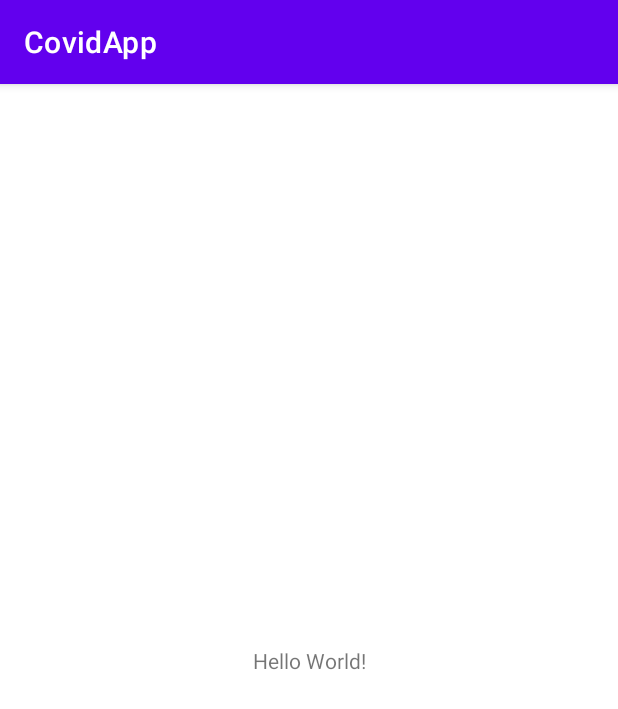
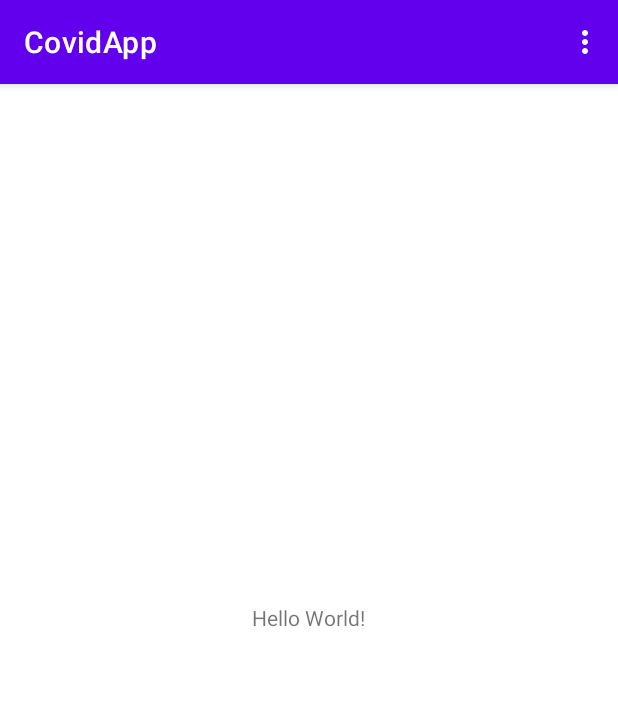
Before and after one commit to GandhiHarsh2003/CovidApp, an Android app: the screen it shows after launch (MainActivity), on a phone screen of 412 x 824 dp. Shown: the top 709 px of the screen. Run offline under Robolectric (Android 15) with nearby library versions, the phone set to English and light mode, and no system bars; our stand-ins replace navigation-ui.

Commit message:
added toolbar

```diff
--- a/app/build.gradle
+++ b/app/build.gradle
@@ -33,7 +33,7 @@ android {
 }
 
 dependencies {
-
+    implementation 'androidx.appcompat:appcompat:1.4.1'
     implementation 'androidx.core:core-ktx:1.7.0'
     implementation 'androidx.appcompat:appcompat:1.6.1'
     implementation 'com.google.android.material:material:1.8.0'
@@ -43,7 +43,7 @@ dependencies {
     testImplementation 'junit:junit:4.13.2'
     androidTestImplementation 'androidx.test.ext:junit:1.1.5'
     androidTestImplementation 'androidx.test.espresso:espresso-core:3.5.1'
+    implementation 'com.github.bumptech.glide:glide:4.12.0'
     implementation "com.squareup.retrofit2:converter-gson:2.9.0"
-    implementation 'com.github.bumptech.glide:glide:4.12.0'
     apply plugin: "androidx.navigation.safeargs.kotlin"
 }
--- a/app/src/main/AndroidManifest.xml
+++ b/app/src/main/AndroidManifest.xml
@@ -21,5 +21,6 @@
             </intent-filter>
         </activity>
     </application>
-
+    <uses-permission android:name="android.permission.INTERNET"/>
+    <uses-permission android:name="android.permission.ACCESS_WIFI_STATE"/>
 </manifest>
--- a/app/src/main/java/edu/quinnipiac/ser210/covidapp/MainActivity.kt
+++ b/app/src/main/java/edu/quinnipiac/ser210/covidapp/MainActivity.kt
@@ -2,10 +2,37 @@ package edu.quinnipiac.ser210.covidapp
 
 import androidx.appcompat.app.AppCompatActivity
 import android.os.Bundle
+import android.view.Menu
+import android.view.MenuInflater
+import android.view.MenuItem
+import android.widget.Toast
+import android.widget.Toolbar
+import androidx.navigation.findNavController
+import androidx.navigation.ui.onNavDestinationSelected
+import com.google.android.material.appbar.MaterialToolbar
 
 class MainActivity : AppCompatActivity() {
     override fun onCreate(savedInstanceState: Bundle?) {
         super.onCreate(savedInstanceState)
         setContentView(R.layout.activity_main)
+        val toolbar = findViewById<MaterialToolbar>(R.id.toolbar)
+        setSupportActionBar(toolbar)
+    }
+
+    override fun onCreateOptionsMenu(menu: Menu): Boolean {
+        menuInflater.inflate(R.menu.items_menu, menu)
+        return true
+    }
+
+    override fun onOptionsItemSelected(item: MenuItem): Boolean {
+        when (item.itemId) {
+            R.id.changeColor -> {
+                Toast.makeText(this, "first item", Toast.LENGTH_SHORT).show()
+                return true
+            }
+        }
+//        val navController = findNavController(R.id.nav_host_fragment)
+//        return item.onNavDestinationSelected(navController) || super.onOptionsItemSelected(item)
+        return super.onOptionsItemSelected(item)
     }
 }
--- a/app/src/main/res/layout/activity_main.xml
+++ b/app/src/main/res/layout/activity_main.xml
@@ -1,18 +1,22 @@
 <?xml version="1.0" encoding="utf-8"?>
-<androidx.constraintlayout.widget.ConstraintLayout xmlns:android="http://schemas.android.com/apk/res/android"
+<RelativeLayout xmlns:android="http://schemas.android.com/apk/res/android"
     xmlns:app="http://schemas.android.com/apk/res-auto"
     xmlns:tools="http://schemas.android.com/tools"
     android:layout_width="match_parent"
     android:layout_height="match_parent"
     tools:context=".MainActivity">
 
+    <com.google.android.material.appbar.MaterialToolbar
+        android:id = "@+id/toolbar"
+        android:layout_width="match_parent"
+        android:layout_height="?attr/actionBarSize"
+        style="@style/Widget.MaterialComponents.Toolbar.Primary"/>
+
     <TextView
         android:layout_width="wrap_content"
         android:layout_height="wrap_content"
-        android:text="Hello World!"
-        app:layout_constraintBottom_toBottomOf="parent"
-        app:layout_constraintEnd_toEndOf="parent"
-        app:layout_constraintStart_toStartOf="parent"
-        app:layout_constraintTop_toTopOf="parent" />
+        android:layout_centerHorizontal="true"
+        android:layout_centerVertical="true"
+        android:text="Hello World!"/>
 
-</androidx.constraintlayout.widget.ConstraintLayout>
+</RelativeLayout>
--- /dev/null
+++ b/app/src/main/res/menu/items_menu.xml
@@ -0,0 +1,17 @@
+<?xml version="1.0" encoding="utf-8"?>
+<menu xmlns:android="http://schemas.android.com/apk/res/android"
+    xmlns:app="http://schemas.android.com/apk/res-auto">
+    <item android:id = "@+id/aboutUs"
+        android:title = "About Us"
+        app:showAsAction = "never"/>
+
+    <item android:id = "@+id/changeColor"
+        android:title = "Change Color"
+        app:showAsAction = "never"/>
+
+    <item android:id = "@+id/share"
+        android:title = "Share"
+        app:showAsAction = "never"/>
+
+
+</menu>
--- a/app/src/main/res/values/themes.xml
+++ b/app/src/main/res/values/themes.xml
@@ -1,6 +1,6 @@
 <resources xmlns:tools="http://schemas.android.com/tools">
     <!-- Base application theme. -->
-    <style name="Theme.CovidApp" parent="Theme.MaterialComponents.DayNight.DarkActionBar">
+    <style name="Theme.CovidApp" parent="Theme.MaterialComponents.DayNight.NoActionBar">
         <!-- Primary brand color. -->
         <item name="colorPrimary">@color/purple_500</item>
         <item name="colorPrimaryVariant">@color/purple_700</item>
```
Also changed, not shown: app/src/main/res/layout/toolbar.xml (added, +9 -0 lines).
